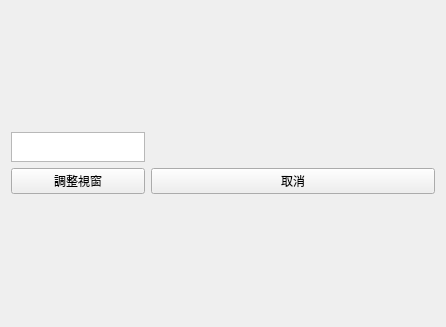
Old version of the form GBF_Broswers/UI/Homepage/SettingForm.ui in the repository Jukon3234/ChatGPT_Make_me_WorkHarder.
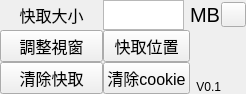
New version of the form.

Patch:
```diff
--- a/GBF_Broswers/UI/Homepage/SettingForm.ui
+++ b/GBF_Broswers/UI/Homepage/SettingForm.ui
@@ -6,37 +6,157 @@
    <rect>
     <x>0</x>
     <y>0</y>
-    <width>446</width>
-    <height>327</height>
+    <width>246</width>
+    <height>80</height>
    </rect>
   </property>
   <property name="windowTitle">
    <string>選擇執行單元</string>
   </property>
-  <layout class="QGridLayout" name="gridLayout">
-   <item row="1" column="0">
-    <layout class="QGridLayout" name="gridLayout_2">
-     <item row="1" column="1">
-      <widget class="QPushButton" name="pushButton_2">
-       <property name="text">
-        <string>取消</string>
-       </property>
-      </widget>
-     </item>
-     <item row="1" column="0">
-      <widget class="QPushButton" name="ScreenWH">
-       <property name="text">
-        <string>調整視窗</string>
-       </property>
-      </widget>
-     </item>
+  <layout class="QVBoxLayout" name="verticalLayout">
+   <property name="spacing">
+    <number>0</number>
+   </property>
+   <property name="leftMargin">
+    <number>0</number>
+   </property>
+   <property name="topMargin">
+    <number>0</number>
+   </property>
+   <property name="rightMargin">
+    <number>0</number>
+   </property>
+   <property name="bottomMargin">
+    <number>0</number>
+   </property>
+   <item>
+    <layout class="QGridLayout" name="gridLayout">
+     <property name="spacing">
+      <number>0</number>
+     </property>
      <item row="0" column="0">
+      <widget class="QLabel" name="label">
+       <property name="font">
+        <font>
+         <pointsize>12</pointsize>
+        </font>
+       </property>
+       <property name="text">
+        <string>快取大小</string>
+       </property>
+       <property name="alignment">
+        <set>Qt::AlignCenter</set>
+       </property>
+      </widget>
+     </item>
+     <item row="2" column="1">
+      <widget class="QPushButton" name="OpenCatch">
+       <property name="font">
+        <font>
+         <pointsize>12</pointsize>
+        </font>
+       </property>
+       <property name="text">
+        <string>快取位置</string>
+       </property>
+      </widget>
+     </item>
+     <item row="0" column="2">
+      <widget class="QLabel" name="label_2">
+       <property name="maximumSize">
+        <size>
+         <width>31</width>
+         <height>38</height>
+        </size>
+       </property>
+       <property name="font">
+        <font>
+         <pointsize>15</pointsize>
+        </font>
+       </property>
+       <property name="text">
+        <string>MB</string>
+       </property>
+      </widget>
+     </item>
+     <item row="0" column="1">
       <widget class="QTextBrowser" name="CatchBrowser">
        <property name="maximumSize">
         <size>
-         <width>134</width>
+         <width>81</width>
          <height>30</height>
         </size>
+       </property>
+       <property name="font">
+        <font>
+         <pointsize>12</pointsize>
+        </font>
+       </property>
+       <property name="html">
+        <string>&lt;!DOCTYPE HTML PUBLIC &quot;-//W3C//DTD HTML 4.0//EN&quot; &quot;http://www.w3.org/TR/REC-html40/strict.dtd&quot;&gt;
+&lt;html&gt;&lt;head&gt;&lt;meta name=&quot;qrichtext&quot; content=&quot;1&quot; /&gt;&lt;style type=&quot;text/css&quot;&gt;
+p, li { white-space: pre-wrap; }
+&lt;/style&gt;&lt;/head&gt;&lt;body style=&quot; font-family:'PMingLiU'; font-size:12pt; font-weight:400; font-style:normal;&quot;&gt;
+&lt;p align=&quot;center&quot; style=&quot;-qt-paragraph-type:empty; margin-top:0px; margin-bottom:0px; margin-left:0px; margin-right:0px; -qt-block-indent:0; text-indent:0px;&quot;&gt;&lt;br /&gt;&lt;/p&gt;&lt;/body&gt;&lt;/html&gt;</string>
+       </property>
+      </widget>
+     </item>
+     <item row="3" column="1">
+      <widget class="QPushButton" name="ClearCookie">
+       <property name="font">
+        <font>
+         <pointsize>12</pointsize>
+        </font>
+       </property>
+       <property name="text">
+        <string>清除cookie</string>
+       </property>
+      </widget>
+     </item>
+     <item row="2" column="0">
+      <widget class="QPushButton" name="ScreenWH">
+       <property name="font">
+        <font>
+         <pointsize>12</pointsize>
+        </font>
+       </property>
+       <property name="text">
+        <string>調整視窗</string>
+       </property>
+      </widget>
+     </item>
+     <item row="3" column="0">
+      <widget class="QPushButton" name="ClearCatch">
+       <property name="font">
+        <font>
+         <pointsize>12</pointsize>
+        </font>
+       </property>
+       <property name="text">
+        <string>清除快取</string>
+       </property>
+      </widget>
+     </item>
+     <item row="3" column="2">
+      <widget class="QLabel" name="label_3">
+       <property name="text">
+        <string>V0.1</string>
+       </property>
+       <property name="alignment">
+        <set>Qt::AlignBottom|Qt::AlignRight|Qt::AlignTrailing</set>
+       </property>
+      </widget>
+     </item>
+     <item row="0" column="3">
+      <widget class="QPushButton" name="Reload">
+       <property name="maximumSize">
+        <size>
+         <width>25</width>
+         <height>25</height>
+        </size>
+       </property>
+       <property name="text">
+        <string/>
        </property>
       </widget>
      </item>
```
Left out of the diff: 2 changed lines with no effect on the pictures.
